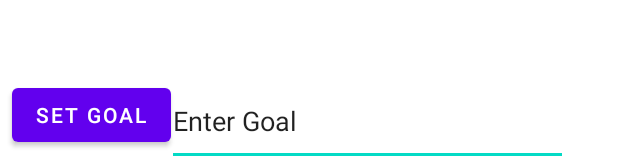
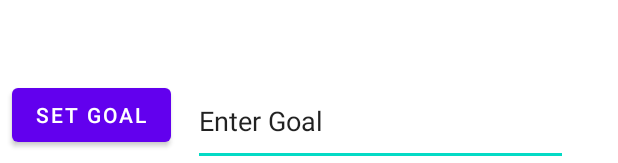
Before and after one commit to Jagveer-Sangha/CP470-Project, an Android app: the layout activity_goal.xml on its own in the app's theme, with its tools: preview values and no code run, on a phone screen of 412 x 824 dp. Shown: the part 1070-1233 px from the top of the screen. Run offline under Robolectric (Android 15) with nearby library versions, the phone set to English and light mode, and no system bars.

Commit message:
Fixed constraints

```diff
--- a/app/src/main/res/layout/activity_goal.xml
+++ b/app/src/main/res/layout/activity_goal.xml
@@ -17,7 +17,7 @@
 
         <EditText
             android:id="@+id/inputBox"
-            android:layout_width="267dp"
+            android:layout_width="250dp"
             android:layout_height="59dp"
             android:layout_alignParentEnd="true"
             android:layout_alignParentBottom="true"
```
